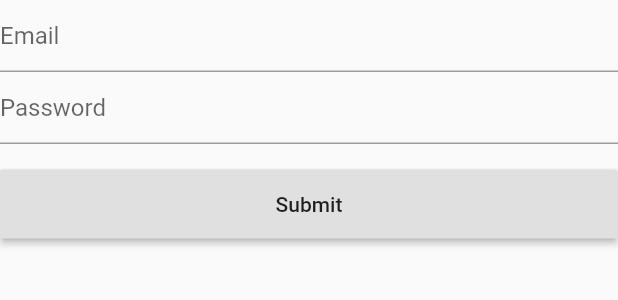
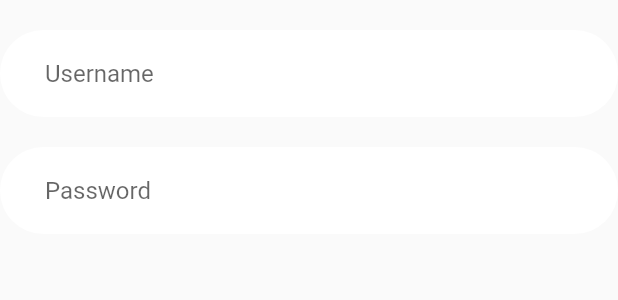
Before and after one commit to ajiekw/rehears, a Flutter app: the MyStatefulWidget widget shown alone on an empty page, opened directly, on a phone screen of 412 x 824 dp. Shown: the top 300 px of the screen. Run offline on Flutter 3.47's test engine with Material 2 defaults, Android fonts, the phone set to English and light mode, and no system bars.

```diff
--- a/lib/form.dart
+++ b/lib/form.dart
@@ -46,46 +46,30 @@ class _MyStatefulWidgetState extends State<MyStatefulWidget> {
     return Form(
       key: _formKey,
       child: Column(
-        crossAxisAlignment: CrossAxisAlignment.start,
         children: <Widget>[
-          TextFormField(
-            decoration: const InputDecoration(
-              hintText: 'Email',
-            ),
-            validator: (value) {
-              if (value.isEmpty) {
-                return 'Please enter some text';
-              }
-              return null;
-            },
-          ),
-          TextFormField(
-            decoration: const InputDecoration(
-              hintText: 'Password',
-            ),
-            validator: (value) {
-              if (value.isEmpty) {
-                return 'Password is empty';
-              }
-              return null;
-            },
-          ),
-          Padding(
-            padding: const EdgeInsets.symmetric(vertical: 16.0),
-            child: RaisedButton(
-              onPressed: () {
-                // Validate will return true if the form is valid, or false if
-                // the form is invalid.
-                if (_formKey.currentState.validate()) {
-                  // Process data.
-                }
-              },
-              child: Padding(
-                padding: const EdgeInsets.all(15),
-                child: Center(child: Text('Submit')),
+          Container(
+            margin: EdgeInsets.symmetric(vertical: 20),
+            padding: EdgeInsets.symmetric(horizontal: 30, vertical: 5),
+            decoration: BoxDecoration(
+                color: Colors.white, borderRadius: BorderRadius.circular(29.5)),
+            child: TextField(
+              decoration: InputDecoration(
+                hintText: "Username",
+                border: InputBorder.none,
               ),
             ),
           ),
+          Container(
+            padding: EdgeInsets.symmetric(horizontal: 30, vertical: 5),
+            decoration: BoxDecoration(
+                color: Colors.white, borderRadius: BorderRadius.circular(29.5)),
+            child: TextField(
+              decoration: InputDecoration(
+                hintText: "Password",
+                border: InputBorder.none,
+              ),
+            ),
+          )
         ],
       ),
     );
```
